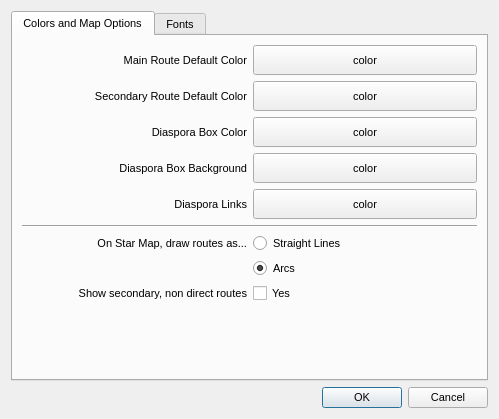
Old version of the form src/dialogs/preferencesdialog.ui in the repository maxlambertini/Warp2010.
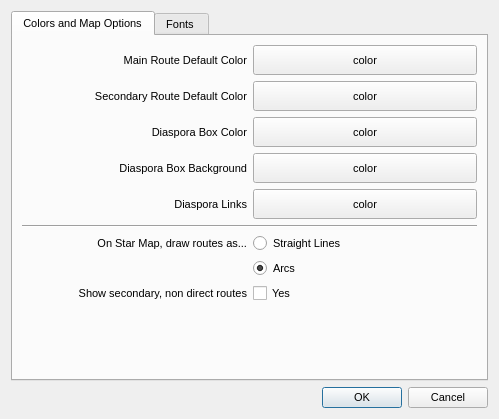
New version of the form. Custom widgets are drawn as their Qt base class.

Patch:
```diff
--- a/src/dialogs/preferencesdialog.ui
+++ b/src/dialogs/preferencesdialog.ui
@@ -233,7 +233,7 @@
      </widget>
      <widget class="QWidget" name="tab_2">
       <attribute name="title">
-       <string>Fonts</string>
+       <string>Fonts </string>
       </attribute>
       <layout class="QVBoxLayout" name="verticalLayout_6">
        <item>
```
